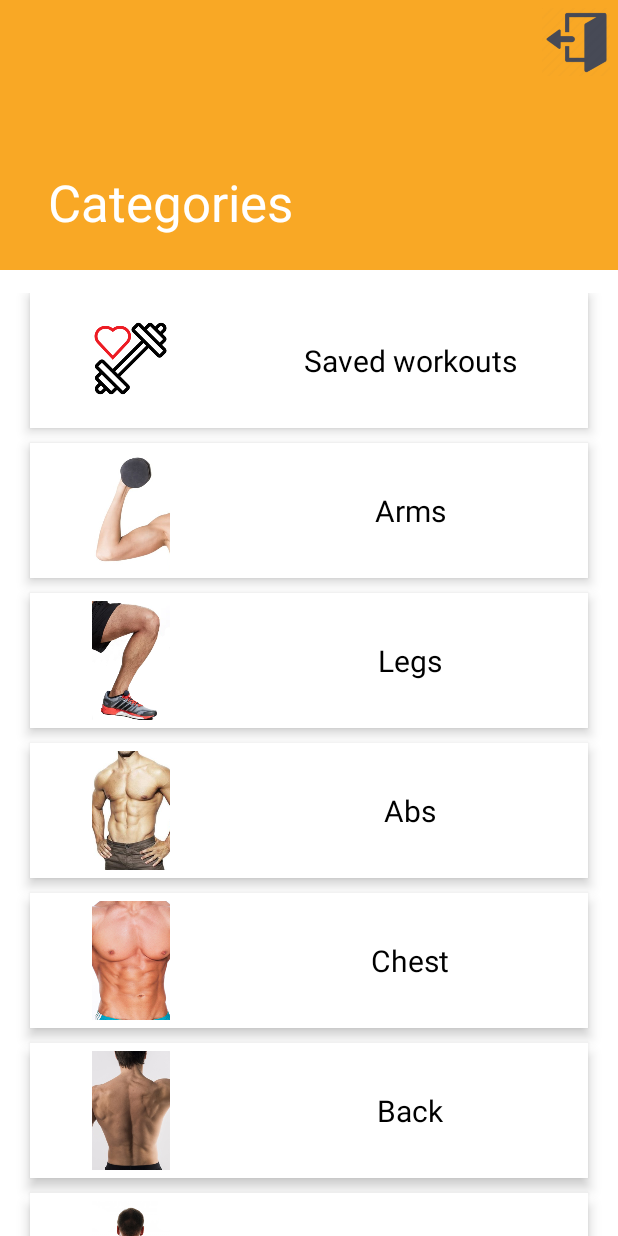
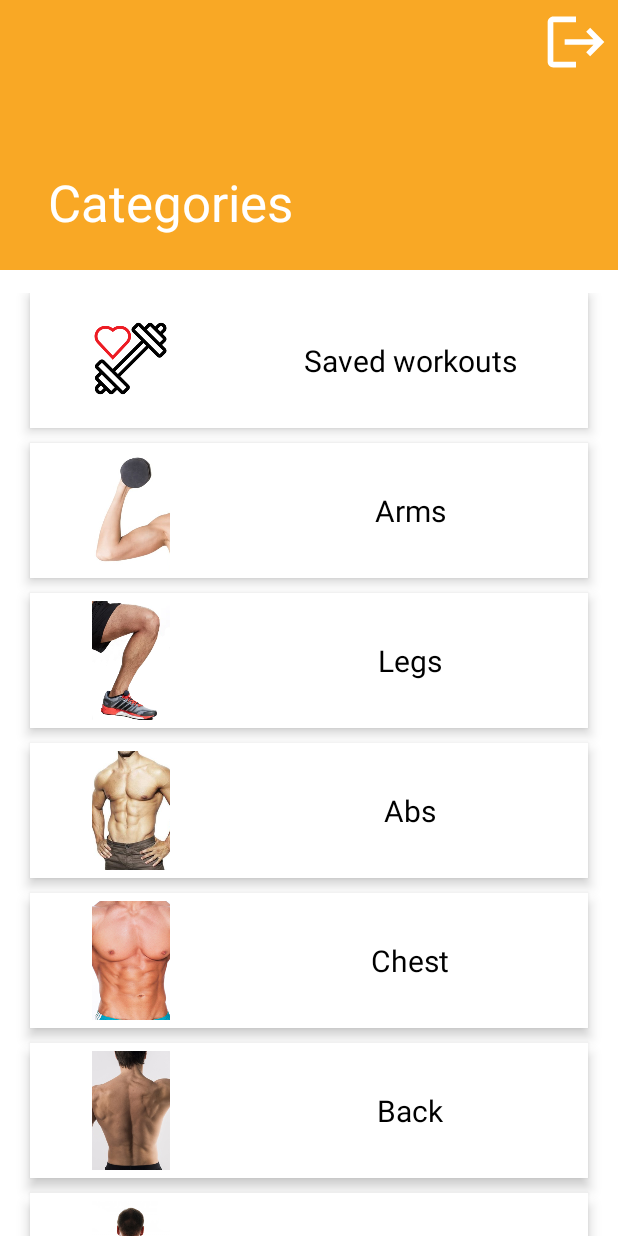
Before and after one commit to Andrealeoni14/BeneFIT, an Android app: the CategoryActivity screen opened directly, with no data from a screen before it, on a phone screen of 412 x 824 dp. Run offline under Robolectric (Android 15) with nearby library versions, the phone set to English and light mode, and no system bars.

Commit message:
Add files via upload

```diff
--- /dev/null
+++ b/BeneFIT/app/src/main/res/drawable/baseline_logout.xml
@@ -0,0 +1,5 @@
+<vector android:autoMirrored="true" android:height="24dp"
+    android:tint="#FFFFFF" android:viewportHeight="24"
+    android:viewportWidth="24" android:width="24dp" xmlns:android="http://schemas.android.com/apk/res/android">
+    <path android:fillColor="@android:color/white" android:pathData="M17,7l-1.41,1.41L18.17,11H8v2h10.17l-2.58,2.58L17,17l5,-5zM4,5h8V3H4c-1.1,0 -2,0.9 -2,2v14c0,1.1 0.9,2 2,2h8v-2H4V5z"/>
+</vector>
--- a/BeneFIT/app/src/main/res/layout/activity_category.xml
+++ b/BeneFIT/app/src/main/res/layout/activity_category.xml
@@ -31,7 +31,7 @@
                 <ImageButton
                     android:layout_width="wrap_content"
                     android:layout_height="match_parent"
-                    android:src="@drawable/logoutbutton"
+                    android:src="@drawable/baseline_logout"
                     android:layout_gravity="end"
                     android:onClick="logoutClick"
                     android:background="@color/orange"
--- a/BeneFIT/app/src/main/res/layout/activity_workout.xml
+++ b/BeneFIT/app/src/main/res/layout/activity_workout.xml
@@ -21,7 +21,7 @@
             <ImageButton
                 android:layout_width="wrap_content"
                 android:layout_height="match_parent"
-                android:src="@drawable/logoutbutton"
+                android:src="@drawable/baseline_logout"
                 android:layout_gravity="end"
                 android:onClick="logoutClick"
                 android:background="@color/orange"
--- a/BeneFIT/app/src/main/res/layout/exercises.xml
+++ b/BeneFIT/app/src/main/res/layout/exercises.xml
@@ -31,7 +31,7 @@
                 <ImageButton
                     android:layout_width="wrap_content"
                     android:layout_height="match_parent"
-                    android:src="@drawable/logoutbutton"
+                    android:src="@drawable/baseline_logout"
                     android:layout_gravity="end"
                     android:onClick="logoutClick"
                     android:background="@color/orange"
--- a/BeneFIT/app/src/main/res/values/strings.xml
+++ b/BeneFIT/app/src/main/res/values/strings.xml
@@ -27,4 +27,5 @@
     <string name="exercise_name">Exercise Name</string>
     <string name="description">Description</string>
     <string name="save">Add to Saved workouts</string>
+    <string name="action_settings">action_settings</string>
 </resources>
```
Also changed, not shown: 1 other file.
